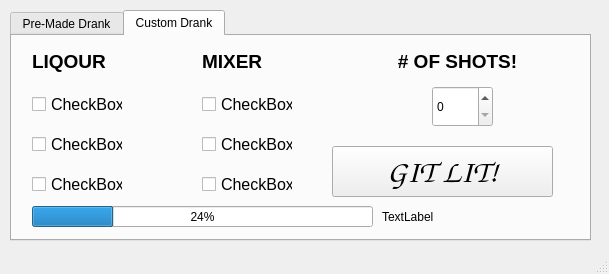
Old version of the form ui/bartender.ui in the repository cdeeran/bartender.
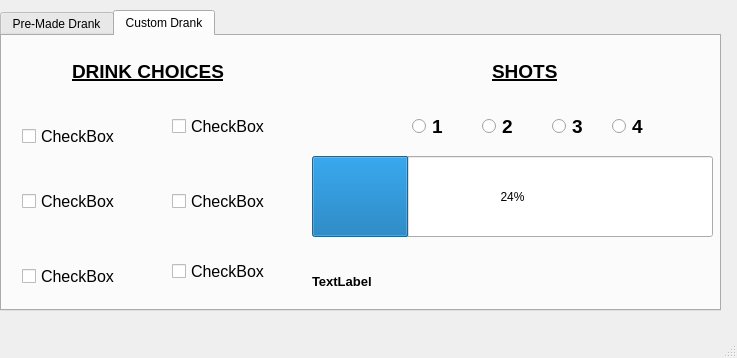
New version of the form. Icons and pictures are not drawn.

Commit message: updated UI and added Simulation functionality

Patch:
```diff
--- a/ui/bartender.ui
+++ b/ui/bartender.ui
@@ -6,8 +6,8 @@
    <rect>
     <x>0</x>
     <y>0</y>
-    <width>609</width>
-    <height>274</height>
+    <width>737</width>
+    <height>358</height>
    </rect>
   </property>
   <property name="windowTitle">
@@ -21,10 +21,10 @@
    <widget class="QTabWidget" name="drinkTab">
     <property name="geometry">
      <rect>
-      <x>10</x>
+      <x>0</x>
       <y>10</y>
-      <width>581</width>
-      <height>231</height>
+      <width>721</width>
+      <height>301</height>
      </rect>
     </property>
     <property name="currentIndex">
@@ -72,39 +72,13 @@
      <attribute name="title">
       <string>Custom Drank</string>
      </attribute>
-     <widget class="QLabel" name="label_3">
-      <property name="geometry">
-       <rect>
-        <x>20</x>
-        <y>10</y>
-        <width>101</width>
-        <height>31</height>
-       </rect>
-      </property>
-      <property name="text">
-       <string>&lt;html&gt;&lt;head/&gt;&lt;body&gt;&lt;p&gt;&lt;span style=&quot; font-size:14pt; font-weight:600;&quot;&gt;LIQOUR&lt;/span&gt;&lt;/p&gt;&lt;/body&gt;&lt;/html&gt;</string>
-      </property>
-     </widget>
-     <widget class="QLabel" name="label_4">
-      <property name="geometry">
-       <rect>
-        <x>190</x>
-        <y>10</y>
-        <width>101</width>
-        <height>31</height>
-       </rect>
-      </property>
-      <property name="text">
-       <string>&lt;html&gt;&lt;head/&gt;&lt;body&gt;&lt;p&gt;&lt;span style=&quot; font-size:14pt; font-weight:600;&quot;&gt;MIXER&lt;/span&gt;&lt;/p&gt;&lt;/body&gt;&lt;/html&gt;</string>
-      </property>
-     </widget>
      <widget class="QCheckBox" name="checkBox">
       <property name="geometry">
        <rect>
         <x>20</x>
-        <y>60</y>
-        <width>91</width>
-        <height>17</height>
+        <y>80</y>
+        <width>111</width>
+        <height>41</height>
        </rect>
       </property>
       <property name="font">
@@ -121,9 +95,9 @@
       <property name="geometry">
        <rect>
         <x>20</x>
-        <y>100</y>
-        <width>91</width>
-        <height>17</height>
+        <y>150</y>
+        <width>101</width>
+        <height>31</height>
        </rect>
       </property>
       <property name="font">
@@ -140,9 +114,9 @@
       <property name="geometry">
        <rect>
         <x>20</x>
-        <y>140</y>
-        <width>91</width>
-        <height>17</height>
+        <y>220</y>
+        <width>101</width>
+        <height>41</height>
        </rect>
       </property>
       <property name="font">
@@ -158,10 +132,10 @@
      <widget class="QCheckBox" name="checkBox_4">
       <property name="geometry">
        <rect>
-        <x>190</x>
-        <y>60</y>
-        <width>91</width>
-        <height>17</height>
+        <x>170</x>
+        <y>80</y>
+        <width>111</width>
+        <height>21</height>
        </rect>
       </property>
       <property name="font">
@@ -177,10 +151,10 @@
      <widget class="QCheckBox" name="checkBox_5">
       <property name="geometry">
        <rect>
-        <x>190</x>
-        <y>100</y>
-        <width>91</width>
-        <height>17</height>
+        <x>170</x>
+        <y>150</y>
+        <width>101</width>
+        <height>31</height>
        </rect>
       </property>
       <property name="font">
@@ -196,10 +170,10 @@
      <widget class="QCheckBox" name="checkBox_6">
       <property name="geometry">
        <rect>
-        <x>190</x>
-        <y>140</y>
-        <width>91</width>
-        <height>17</height>
+        <x>170</x>
+        <y>220</y>
+        <width>111</width>
+        <height>31</height>
        </rect>
       </property>
       <property name="font">
@@ -212,36 +186,13 @@
        <string>CheckBox</string>
       </property>
      </widget>
-     <widget class="QSpinBox" name="spinBox">
-      <property name="geometry">
-       <rect>
-        <x>420</x>
-        <y>50</y>
-        <width>61</width>
-        <height>41</height>
-       </rect>
-      </property>
-     </widget>
-     <widget class="QLabel" name="label_5">
-      <property name="geometry">
-       <rect>
-        <x>370</x>
-        <y>10</y>
-        <width>151</width>
-        <height>31</height>
-       </rect>
-      </property>
-      <property name="text">
-       <string>&lt;html&gt;&lt;head/&gt;&lt;body&gt;&lt;p align=&quot;center&quot;&gt;&lt;span style=&quot; font-size:14pt; font-weight:600;&quot;&gt;# OF SHOTS!&lt;/span&gt;&lt;/p&gt;&lt;/body&gt;&lt;/html&gt;</string>
-      </property>
-     </widget>
      <widget class="QPushButton" name="gitlit_button">
       <property name="geometry">
        <rect>
-        <x>320</x>
-        <y>110</y>
-        <width>221</width>
-        <height>51</height>
+        <x>410</x>
+        <y>130</y>
+        <width>251</width>
+        <height>71</height>
        </rect>
       </property>
       <property name="font">
@@ -262,10 +213,10 @@
      <widget class="QProgressBar" name="progressBar">
       <property name="geometry">
        <rect>
-        <x>20</x>
-        <y>170</y>
-        <width>341</width>
-        <height>21</height>
+        <x>310</x>
+        <y>120</y>
+        <width>401</width>
+        <height>81</height>
        </rect>
       </property>
       <property name="value">
@@ -275,16 +226,152 @@
      <widget class="QLabel" name="progressStatus">
       <property name="geometry">
        <rect>
-        <x>370</x>
-        <y>170</y>
-        <width>171</width>
-        <height>21</height>
+        <x>310</x>
+        <y>230</y>
+        <width>71</width>
+        <height>31</height>
        </rect>
       </property>
+      <property name="font">
+       <font>
+        <family>Tahoma</family>
+        <pointsize>10</pointsize>
+        <weight>75</weight>
+        <bold>true</bold>
+       </font>
+      </property>
       <property name="text">
        <string>TextLabel</string>
       </property>
      </widget>
+     <widget class="QLabel" name="progressStatus_2">
+      <property name="geometry">
+       <rect>
+        <x>490</x>
+        <y>20</y>
+        <width>71</width>
+        <height>31</height>
+       </rect>
+      </property>
+      <property name="font">
+       <font>
+        <family>Tahoma</family>
+        <pointsize>14</pointsize>
+        <weight>75</weight>
+        <bold>true</bold>
+        <underline>true</underline>
+       </font>
+      </property>
+      <property name="text">
+       <string>SHOTS</string>
+      </property>
+     </widget>
+     <widget class="QLabel" name="progressStatus_3">
+      <property name="geometry">
+       <rect>
+        <x>70</x>
+        <y>20</y>
+        <width>181</width>
+        <height>31</height>
+       </rect>
+      </property>
+      <property name="font">
+       <font>
+        <family>Tahoma</family>
+        <pointsize>14</pointsize>
+        <weight>75</weight>
+        <bold>true</bold>
+        <underline>true</underline>
+       </font>
+      </property>
+      <property name="text">
+       <string>DRINK CHOICES</string>
+      </property>
+     </widget>
+     <widget class="QRadioButton" name="radioShotButton1">
+      <property name="geometry">
+       <rect>
+        <x>410</x>
+        <y>70</y>
+        <width>41</width>
+        <height>41</height>
+       </rect>
+      </property>
+      <property name="font">
+       <font>
+        <family>Tahoma</family>
+        <pointsize>14</pointsize>
+        <weight>75</weight>
+        <bold>true</bold>
+       </font>
+      </property>
+      <property name="text">
+       <string>1</string>
+      </property>
+     </widget>
+     <widget class="QRadioButton" name="radioShotButton_2">
+      <property name="geometry">
+       <rect>
+        <x>550</x>
+        <y>70</y>
+        <width>41</width>
+        <height>41</height>
+       </rect>
+      </property>
+      <property name="font">
+       <font>
+        <family>Tahoma</family>
+        <pointsize>14</pointsize>
+        <weight>75</weight>
+        <bold>true</bold>
+       </font>
+      </property>
+      <property name="text">
+       <string>3</string>
+      </property>
+     </widget>
+     <widget class="QRadioButton" name="radioShotButton_3">
+      <property name="geometry">
+       <rect>
+        <x>480</x>
+        <y>70</y>
+        <width>41</width>
+        <height>41</height>
+       </rect>
+      </property>
+      <property name="font">
+       <font>
+        <family>Tahoma</family>
+        <pointsize>14</pointsize>
+        <weight>75</weight>
+        <bold>true</bold>
+       </font>
+      </property>
+      <property name="text">
+       <string>2</string>
+      </property>
+     </widget>
+     <widget class="QRadioButton" name="radioShotButton_4">
+      <property name="geometry">
+       <rect>
+        <x>610</x>
+        <y>70</y>
+        <width>51</width>
+        <height>41</height>
+       </rect>
+      </property>
+      <property name="font">
+       <font>
+        <family>Tahoma</family>
+        <pointsize>14</pointsize>
+        <weight>75</weight>
+        <bold>true</bold>
+       </font>
+      </property>
+      <property name="text">
+       <string>4</string>
+      </property>
+     </widget>
     </widget>
    </widget>
   </widget>
```
Left out of the diff: 2 changed lines with no effect on the pictures. The commit also changes 5 other files.
